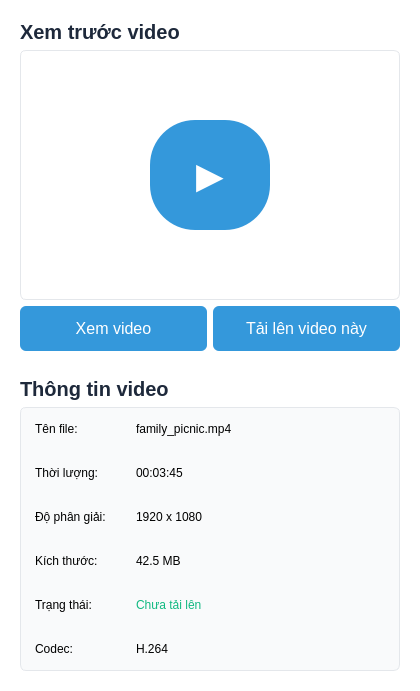
First picture: the form in src/ui/qt_designer/main_tab/video_preview.ui, repository henrylenguyen/telegram-video-uploader, before the edit.
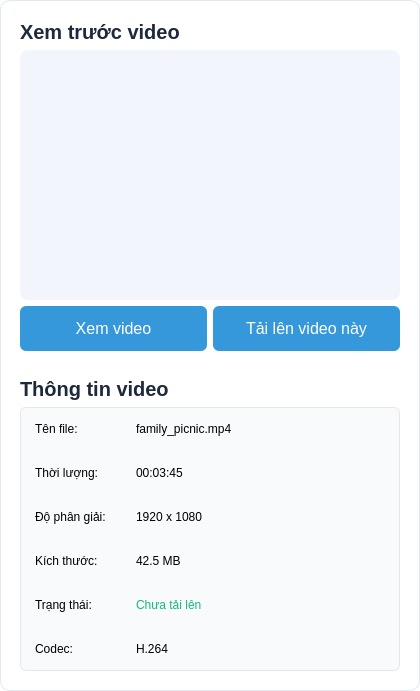
Second picture: the form after the edit.

Commit message: Refactor UI styles for main tab header and sub tabs

What changed in the file:
```diff
--- a/src/ui/qt_designer/main_tab/video_preview.ui
+++ b/src/ui/qt_designer/main_tab/video_preview.ui
@@ -17,6 +17,7 @@
    <string notr="true">QWidget#VideoPreview {
     background-color: #FFFFFF;
     border-radius: 10px;
+    border: 1px solid #E2E8F0;
 }
 
 QLabel#titleLabel {
@@ -27,9 +28,9 @@
 }
 
 QFrame#previewFrame {
-    border: 1px solid #E4E7EB;
-    border-radius: 6px;
-    background-color: #FFFFFF;
+    border: none;
+    background-color: #F2F6FC;
+    border-radius: 8px;
 }
 
 QScrollArea {
@@ -54,19 +55,6 @@
     height: 0px;
 }
 
-QPushButton#playButton {
-    background-color: #3498DB;
-    border-radius: 45px;
-    min-width: 90px;
-    max-width: 90px;
-    min-height: 90px;
-    max-height: 90px;
-}
-
-QPushButton#playButton:hover {
-    background-color: #2980B9;
-}
-
 QPushButton {
     background-color: #3498DB;
     color: white;
@@ -138,12 +126,18 @@
      </property>
      <layout class="QVBoxLayout" name="verticalLayout_2">
       <item alignment="Qt::AlignHCenter|Qt::AlignVCenter">
-       <widget class="QPushButton" name="playButton">
-        <property name="text">
-         <string>▶</string>
+       <widget class="QWidget" name="playButtonContainer" native="true">
+        <property name="minimumSize">
+         <size>
+          <width>70</width>
+          <height>70</height>
+         </size>
         </property>
-        <property name="styleSheet">
-         <string notr="true">font-size: 36px; color: white;</string>
+        <property name="maximumSize">
+         <size>
+          <width>70</width>
+          <height>70</height>
+         </size>
         </property>
        </widget>
       </item>
```
The commit also changes 7 other files.
